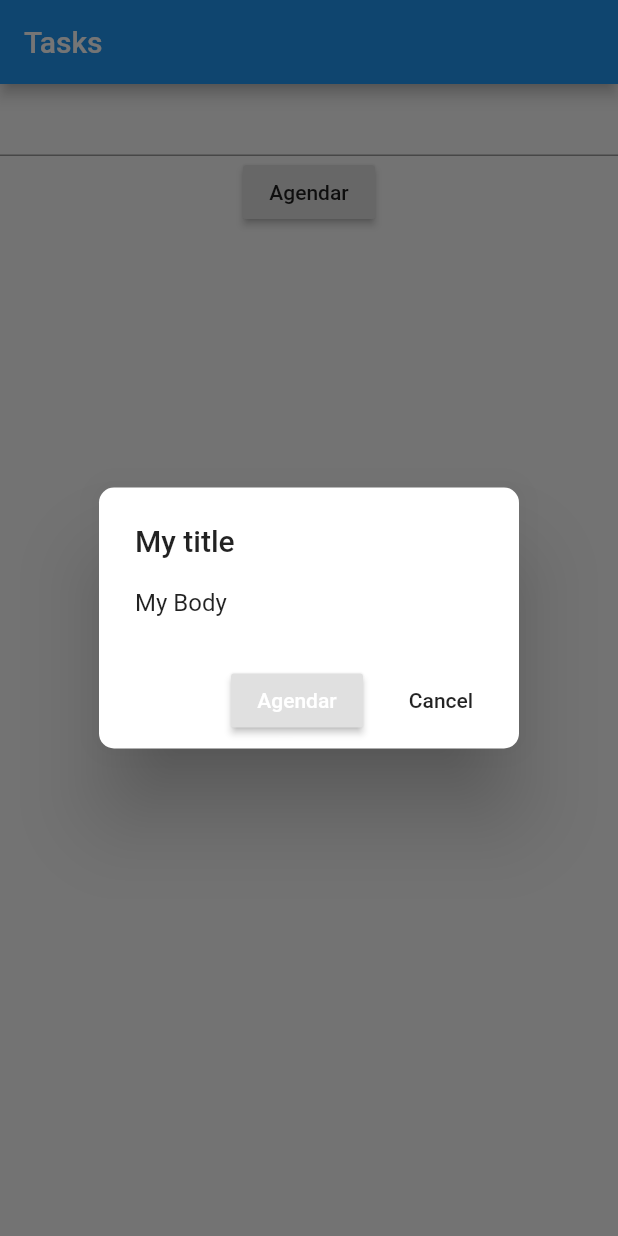
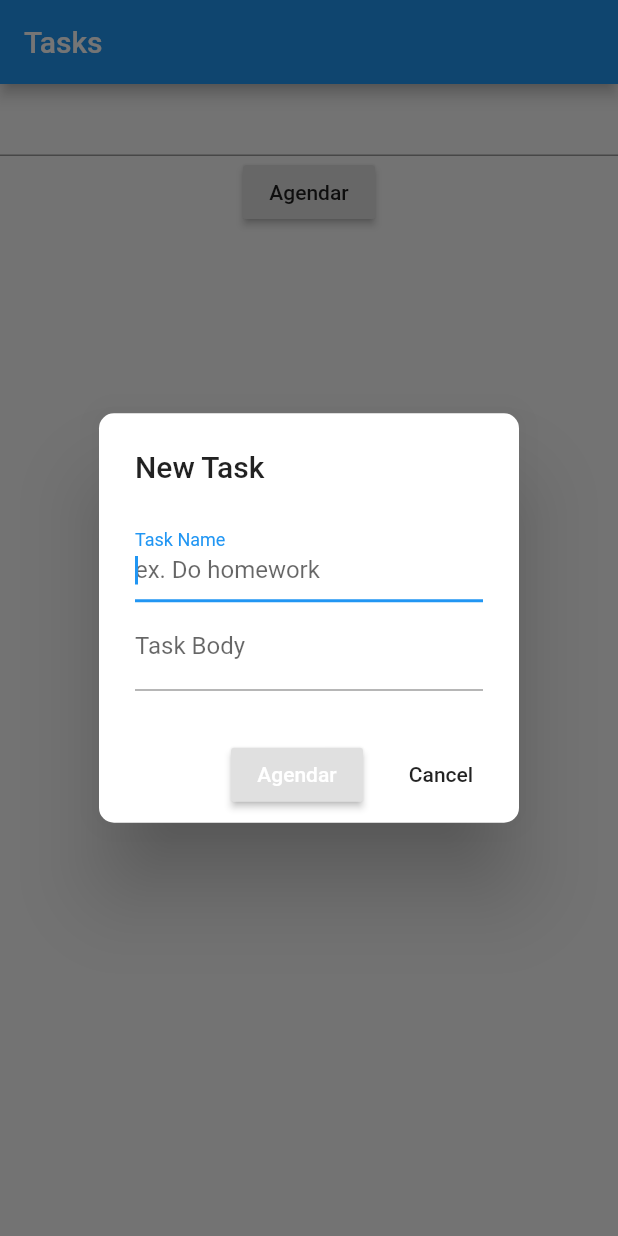
Before and after one commit to wwwxkz/flutterApp, a Flutter app: the screen it shows after launch, after a tap on "Agendar", on a phone screen of 412 x 824 dp. Run offline on Flutter 3.47's test engine with Material 2 defaults, Android fonts, the phone set to English and light mode, and no system bars; our stand-ins replace flutter_local_notifications.

Commit message:
dialogs fixed

```diff
--- a/lib/dialogs.dart
+++ b/lib/dialogs.dart
@@ -1,24 +1,33 @@
-
+// Libs
 import 'package:flutter/material.dart';
 import 'package:flutter_local_notifications/flutter_local_notifications.dart';
 import 'dart:async';
 import 'package:intl/intl.dart';
 
+// Dialog returns
 enum DialogAction { yes, abort }
 
 class Dialogs {
+  // Local notifications init
   FlutterLocalNotificationsPlugin flutterLocalNotificationsPlugin;
   static final notifications = FlutterLocalNotificationsPlugin();
 
+  // Date Time Format
   DateTime selectedDate = DateTime.now();
-
   final DateFormat dateFormat = DateFormat('yyyy-MM-dd-HH-mm');
 
-  static Future<DialogAction> yesAbortDialog(
+  // Variable to store user input
+  static String taskName;
+  static String taskBody;
+
+  static Future yesAbortDialog(
       BuildContext context,
       String title,
       String body,
+      var tasks,
       ) async {
+    var localTasks = [];
+    localTasks = tasks;
     final action = await showDialog(
       context: context,
       barrierDismissible: false,
@@ -28,7 +37,29 @@ class Dialogs {
             borderRadius: BorderRadius.circular(10),
           ),
           title: Text(title),
-          content: Text(body),
+          content: new Column(
+            mainAxisAlignment: MainAxisAlignment.center,
+            mainAxisSize: MainAxisSize.min,
+            children: <Widget>[
+              new TextField(
+                autofocus: true,
+                decoration: new InputDecoration(
+                    labelText: 'Task Name', hintText: 'ex. Do homework'),
+                onChanged: (input) {
+                  taskName = input;
+                },
+              ),
+              new TextField(
+                autofocus: true,
+                decoration: new InputDecoration(
+                    labelText: 'Task Body', hintText: 'ex. Come on men'),
+                onChanged: (input) {
+                  taskBody = input;
+                },
+              ),
+            ],
+          ),
+
           actions: <Widget>[
             RaisedButton(
               onPressed: () async{
@@ -47,8 +78,11 @@ class Dialogs {
                   timeSelected.minute,
                 );
 
+                // Adding task to local tasks var
+                if (taskName != null) localTasks.add(taskName);//else return;
+
                 //print(selectedDateAndTime);
-                await scheduleNotification(notifications, scheduledDate: selectedDateAndTime, title: 'dialog mensage', body: 'teste body hello men');
+                await scheduleNotification(notifications, scheduledDate: selectedDateAndTime, title: taskName, body: taskBody);
               },
               child: const Text(
                 'Agendar',
@@ -65,7 +99,10 @@ class Dialogs {
         );
       },
     );
-    return (action != null) ? action : DialogAction.abort;
+    if (action != null){
+      return localTasks;
+    }
+    //return (action != null) ? action : DialogAction.abort;
   }
 
   // Time Picker ----------------------------------------------------------------------
--- a/lib/main.dart
+++ b/lib/main.dart
@@ -87,8 +87,12 @@ class _MyHomePageState extends State<MyHomePage> {
             ),
             RaisedButton(
                 onPressed: () async {
-                  final action = await Dialogs.yesAbortDialog(context, 'My title', 'My Body');
-                  print(action);
+                  // Calling Dialog in dialogs.dart
+                  // And opening dialog to schedule and add a new task
+                  final action = await Dialogs.yesAbortDialog(context, 'New Task', 'My Body', tasks);
+                  setState(() {
+                    tasks = action;
+                  });
                 },
                 child: Text('Agendar')
             ),
```
